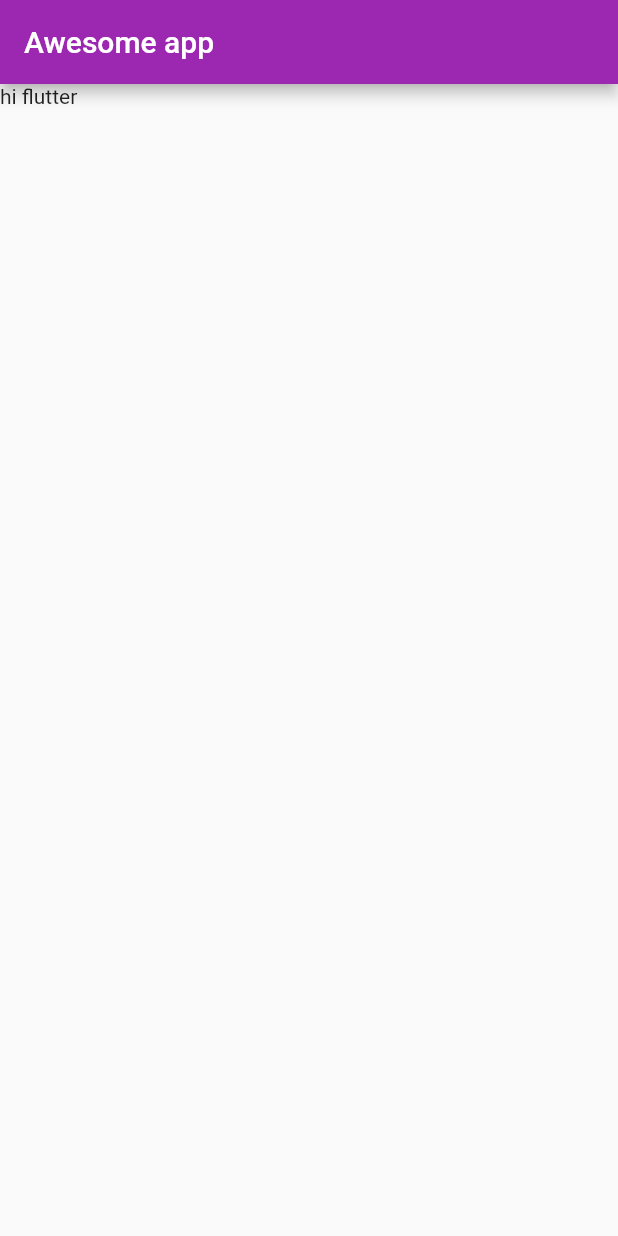
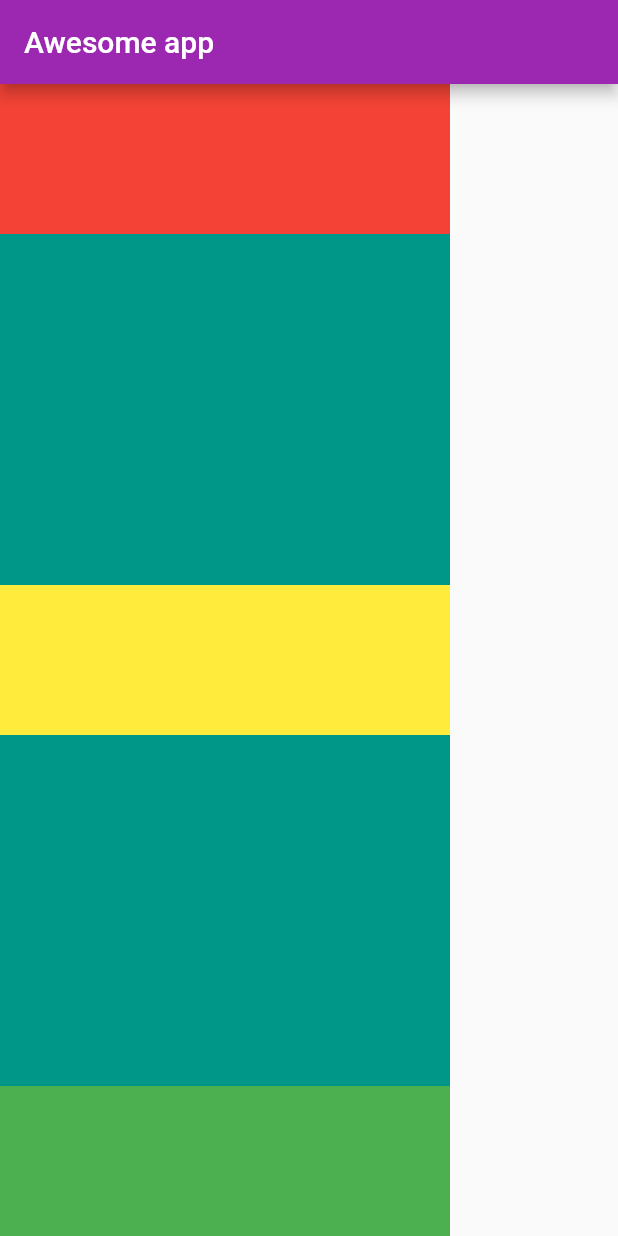
Before and after one commit to mohamed65465168974/helloflutter, a Flutter app: the screen it shows after launch, on a phone screen of 412 x 824 dp. Run offline on Flutter 3.47's test engine with Material 2 defaults, Android fonts, the phone set to English and light mode, and no system bars.

Commit message:
row and column

```diff
--- a/lib/main.dart
+++ b/lib/main.dart
@@ -9,7 +9,7 @@ void main() {
     MaterialApp(
       home: HomePage(),
       theme: ThemeData(
-        primarySwatch: Colors.purple,
+      primarySwatch: Colors.purple,
       ),
     ),
   );
@@ -25,7 +25,34 @@ class HomePage extends StatelessWidget {
         title: Text('Awesome app'),
       ),
       body: Container(
-        child: Text("hi flutter"),
+        width: 300,
+        color: Colors.teal,
+        child: Column(
+          mainAxisAlignment: MainAxisAlignment.spaceBetween,
+          crossAxisAlignment: CrossAxisAlignment.stretch,
+          children: [
+          Container(
+          padding: const EdgeInsets.all(8) ,
+          width: 100,
+          height: 100,
+          color: Colors.red,
+          alignment: Alignment.center,
+        ),
+        Container(
+          padding: const EdgeInsets.all(8) ,
+          width: 100,
+          height: 100,
+          color: Colors.yellow,
+          alignment: Alignment.center,
+        ),
+        Container(
+          padding: const EdgeInsets.all(8) ,
+          width: 100,
+          height: 100,
+          color: Colors.green,
+          alignment: Alignment.center,
+        ),
+        ],),
       ),
     );
   }
```
